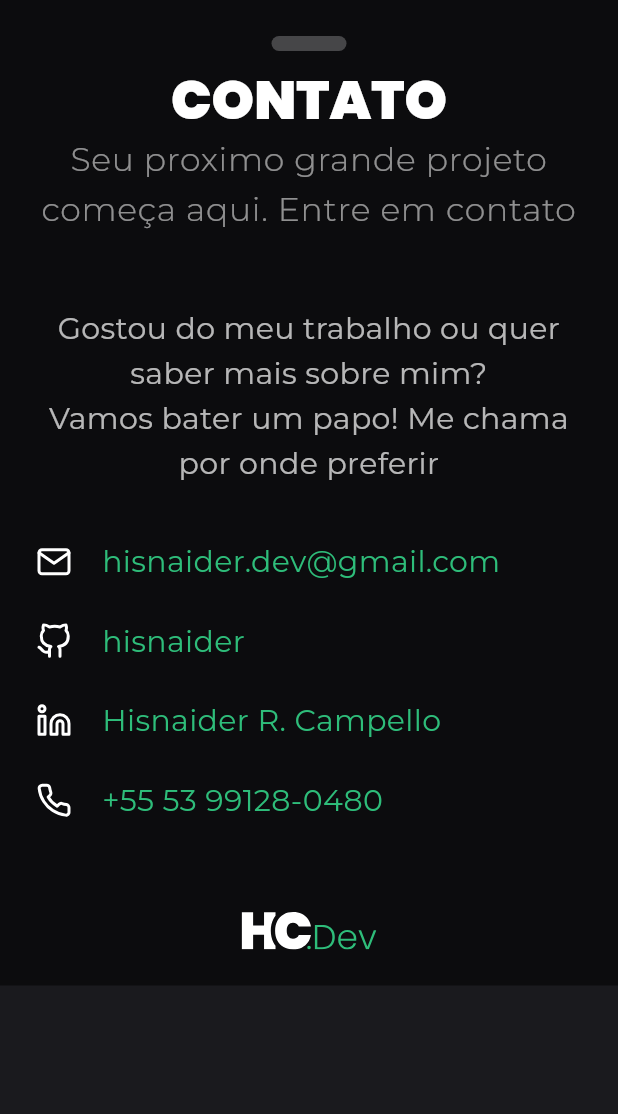
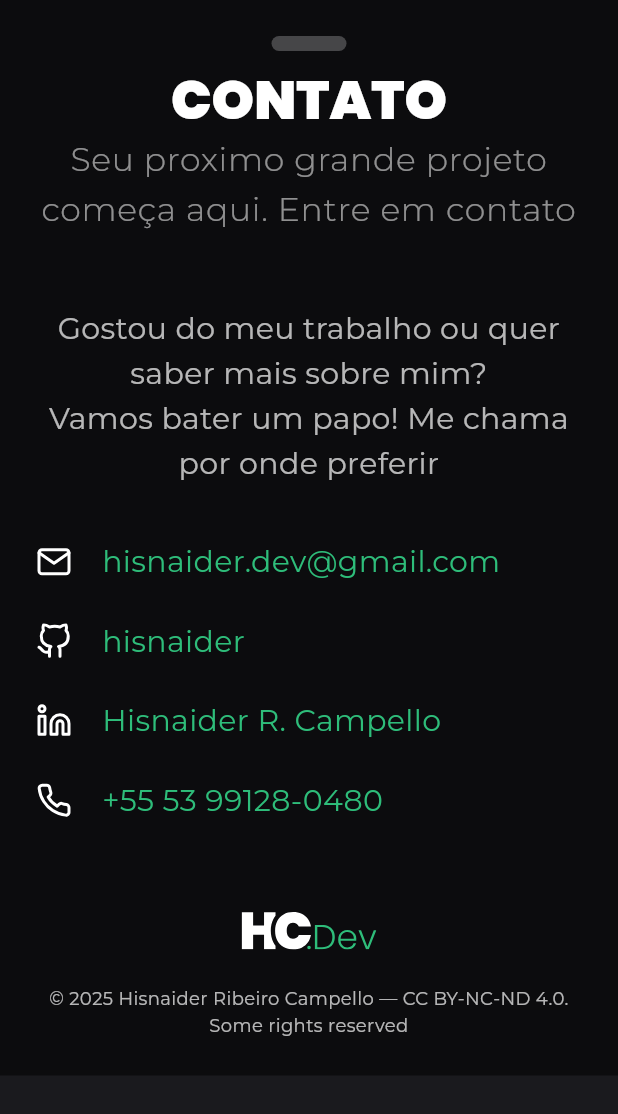
Before and after one commit to hisnaider/portfolio, a Flutter app: the ContactContainer widget shown alone on an empty page, opened directly, on a phone screen of 412 x 824 dp. Shown: the top 1114 px of the screen. Run offline on Flutter 3.47's test engine with Material 3 defaults, Android fonts, the phone set to English and light mode, and no system bars; our stand-ins replace dio, flutter_svg, visibility_detector; missing offline and left inert: dart:html; network calls fail; project files that could hold a hidden picture were left out.

Commit message:
feat: Add license information, update HTML meta tags, and enhance contact section with copyright notice

```diff
--- a/lib/src/star_system/layers/UI/widgets/simulation_speed.dart
+++ b/lib/src/star_system/layers/UI/widgets/simulation_speed.dart
@@ -151,7 +151,7 @@ class __SliderState extends State<_Slider> with SingleTickerProviderStateMixin {
   @override
   Widget build(BuildContext context) {
     return Container(
-      padding: const EdgeInsets.fromLTRB(12, 24, 12, 12),
+      padding: const EdgeInsets.fromLTRB(12, 24, 12, 24),
       width: min(750, MediaQuery.of(context).size.width / 2 - 110),
       child: LayoutBuilder(builder: (context, constraint) {
         return SizedBox(
--- a/lib/src/star_system/views/contact_container.dart
+++ b/lib/src/star_system/views/contact_container.dart
@@ -108,6 +108,12 @@ Vamos bater um papo! Me chama por onde preferir''',
                   ),
                   const SizedBox(height: 48),
                   SvgPicture.asset(Assets.myLogoSvg, height: 25),
+                  const SizedBox(height: 24),
+                  Text(
+                    '''© 2025 Hisnaider Ribeiro Campello — CC BY-NC-ND 4.0. Some rights reserved''',
+                    style: TextStyle(fontSize: 12),
+                    textAlign: TextAlign.center,
+                  )
                 ],
               ),
             )
```
Also changed, not shown: 3 other files.
